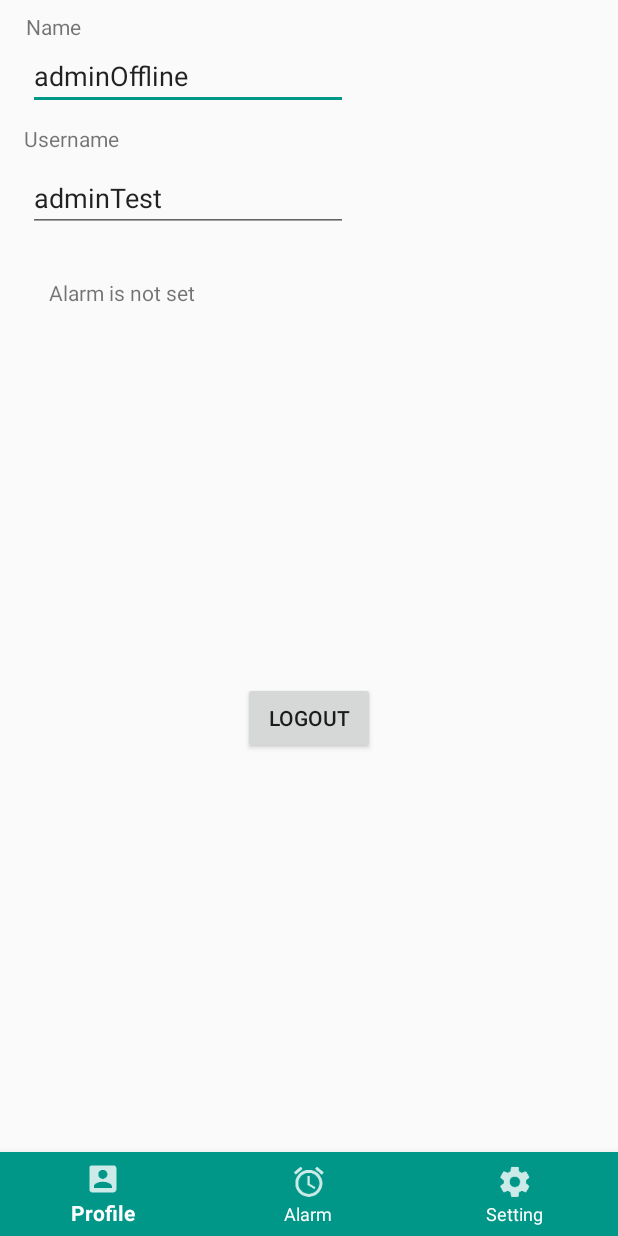
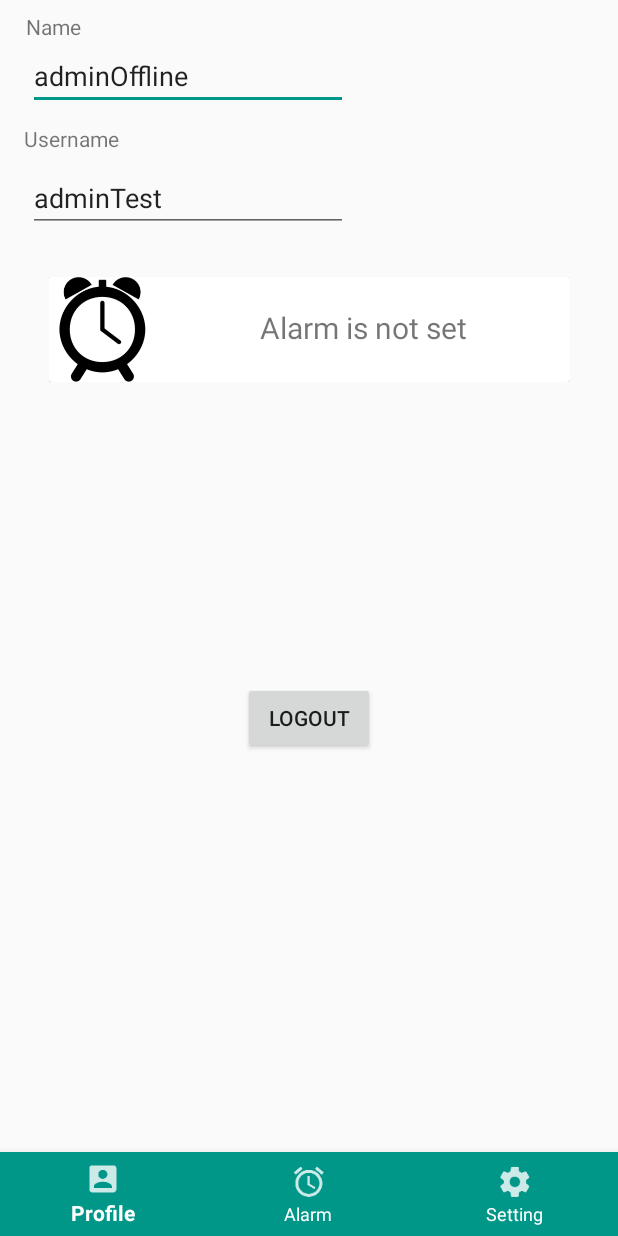
Before and after one commit to hackkarn/Ohyes, an Android app: the ProfileActivity screen opened directly, with no data from a screen before it, on a phone screen of 412 x 824 dp. Run offline under Robolectric (Android 15) with nearby library versions, the phone set to English and light mode, and no system bars.

Commit message:
Add CardView in Profile Page

```diff
--- a/app/build.gradle
+++ b/app/build.gradle
@@ -30,4 +30,5 @@ dependencies {
     testCompile 'junit:junit:4.12'
     compile 'com.android.support:recyclerview-v7:25.3.1'
     compile 'com.android.support:design:25.1.1'
+    implementation 'com.android.support:cardview-v7:27.0.2'
 }
--- a/app/src/main/java/com/ohyes/ohyes/ProfileActivity.java
+++ b/app/src/main/java/com/ohyes/ohyes/ProfileActivity.java
@@ -1,15 +1,19 @@
 package com.ohyes.ohyes;
 
 import android.content.Intent;
+import android.os.Build;
+import android.support.annotation.DrawableRes;
 import android.support.annotation.NonNull;
 import android.support.design.widget.BottomNavigationView;
 import android.support.v7.app.AppCompatActivity;
 import android.os.Bundle;
+import android.support.v7.widget.CardView;
 import android.view.MenuItem;
 import android.view.View;
 import android.view.ViewGroup;
 import android.widget.Button;
 import android.widget.EditText;
+import android.widget.ImageView;
 import android.widget.LinearLayout;
 import android.widget.TextView;
 
@@ -26,14 +30,18 @@ public class ProfileActivity extends AppCompatActivity {
         final EditText etPUsername = (EditText) findViewById(R.id.etPUsername);
         final Button bLogout = (Button) findViewById(R.id.bLogout);
 
+        TextView cardText = (TextView) findViewById(R.id.cardText);
+        ImageView cardImage = (ImageView) findViewById(R.id.cardImage);
+
 
         final GlobalClass globalVariable = (GlobalClass) getApplicationContext();
         if (globalVariable.alarmStatus==null || globalVariable.alarmStatus.equals("Alarm off")){
-            TextView myText = new TextView(ProfileActivity.this);
-            myText.setText("Alarm is not set");
-            LinearLayout ll = (LinearLayout)findViewById(R.id.viewLayout);
-            ViewGroup.LayoutParams lp = new ViewGroup.LayoutParams(ViewGroup.LayoutParams.MATCH_PARENT, ViewGroup.LayoutParams.WRAP_CONTENT);
-            ll.addView(myText, lp);
+            cardText.setText("Alarm is not set");
+            if (Build.VERSION.SDK_INT >= Build.VERSION_CODES.LOLLIPOP) {
+                cardImage.setImageDrawable(getDrawable(R.drawable.clockicon));
+            }
+
+
         }
         else {
             //hour.setText(globalVariable.getTimeHour());
@@ -45,12 +53,10 @@ public class ProfileActivity extends AppCompatActivity {
             String nameMed = globalVariable.getMedName();
             String medQuantity = globalVariable.getMedQuan();
 
-
-            TextView myText = new TextView(ProfileActivity.this);
-            myText.setText(hour+":"+min+" " + nameMed + " " + medQuantity + " pill");
-            LinearLayout ll = (LinearLayout)findViewById(R.id.viewLayout);
-            ViewGroup.LayoutParams lp = new ViewGroup.LayoutParams(ViewGroup.LayoutParams.MATCH_PARENT, ViewGroup.LayoutParams.WRAP_CONTENT);
-            ll.addView(myText, lp);
+            cardText.setText(hour+":"+min+" take " + nameMed + " for " + medQuantity + " pill");
+            if (Build.VERSION.SDK_INT >= Build.VERSION_CODES.LOLLIPOP) {
+                cardImage.setImageDrawable(getDrawable(R.drawable.clockicon));
+            }
 
         }
 
--- a/app/src/main/res/layout/activity_profile.xml
+++ b/app/src/main/res/layout/activity_profile.xml
@@ -100,7 +100,7 @@
     <ScrollView
         android:id="@+id/scrollView2"
         android:layout_width="347dp"
-        android:layout_height="253dp"
+        android:layout_height="254dp"
         android:layout_marginBottom="16dp"
         android:layout_marginEnd="8dp"
         android:layout_marginStart="8dp"
@@ -113,7 +113,43 @@
             android:layout_width="match_parent"
             android:layout_height="wrap_content"
             android:gravity="center_vertical"
-            android:orientation="vertical" />
+            android:orientation="vertical">
+
+            <android.support.v7.widget.CardView
+                android:id="@+id/cardShow"
+                android:layout_width="match_parent"
+                android:layout_height="match_parent">
+
+                <LinearLayout
+                    android:layout_width="match_parent"
+                    android:layout_height="70dp"
+                    android:orientation="horizontal">
+
+                    <ImageView
+                        android:id="@+id/cardImage"
+                        android:layout_width="142dp"
+                        android:layout_height="match_parent"
+                        android:layout_alignParentLeft="true"
+                        android:layout_alignParentTop="true"
+                        android:layout_gravity="top"
+                        android:layout_weight="1"
+
+                        android:scaleType="fitCenter" />
+
+                    <TextView
+                        android:id="@+id/cardText"
+                        android:layout_width="match_parent"
+                        android:layout_height="match_parent"
+                        android:layout_weight="1"
+                        android:paddingTop="20dp"
+
+                        android:textAlignment="center"
+                        android:textSize="20dp" />
+                </LinearLayout>
+
+
+            </android.support.v7.widget.CardView>
+        </LinearLayout>
     </ScrollView>
 
 </android.support.constraint.ConstraintLayout>
```
Also changed, not shown: app/src/main/res/drawable/clockicon.png (added).
